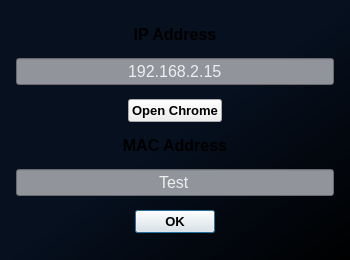
Qt form src/ui/Confirmation.ui (bitcap-co/bitcap-ipr) before a commit.
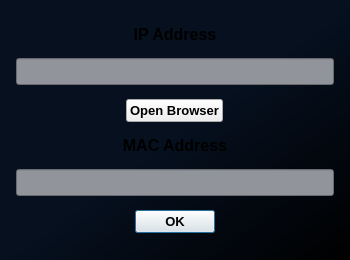
The same form after that commit.

```diff
--- a/src/ui/Confirmation.ui
+++ b/src/ui/Confirmation.ui
@@ -78,7 +78,7 @@
       </font>
      </property>
      <property name="text">
-      <string>Test</string>
+      <string/>
      </property>
      <property name="alignment">
       <set>Qt::AlignCenter</set>
@@ -96,7 +96,7 @@
       </font>
      </property>
      <property name="text">
-      <string>192.168.2.15</string>
+      <string/>
      </property>
      <property name="frame">
       <bool>true</bool>
@@ -146,7 +146,7 @@
       </font>
      </property>
      <property name="text">
-      <string>Open Chrome</string>
+      <string>Open Browser</string>
      </property>
     </widget>
    </item>
```
Left out of the diff: 6 changed lines with no effect on the pictures.
